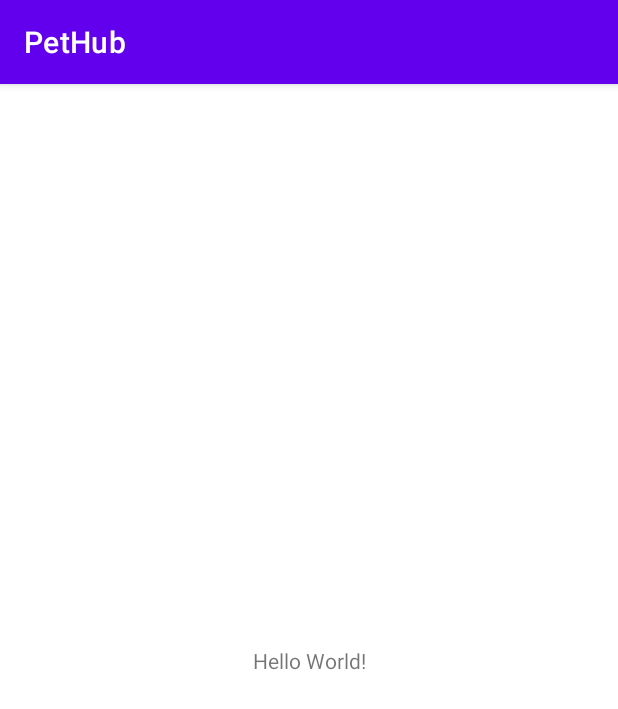
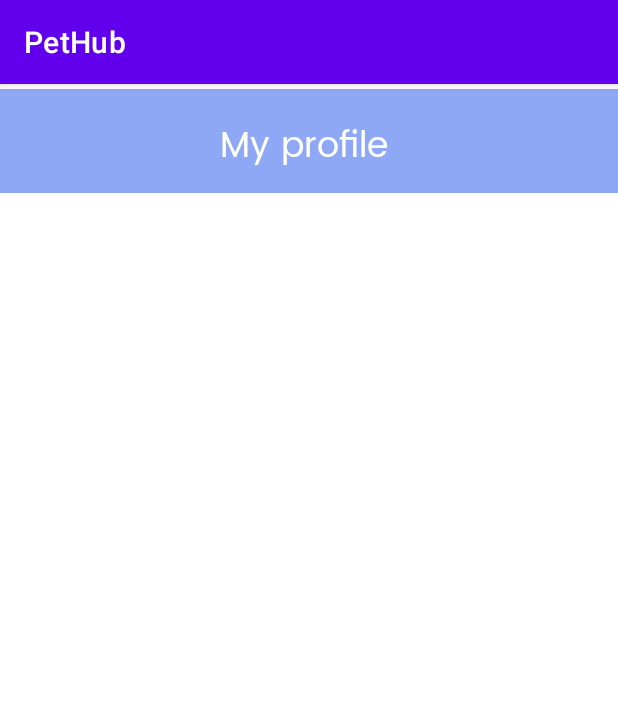
Before and after one commit to buddhiima/Pet-Care-Mobile-Application, an Android app: the screen it shows after launch (MainActivity), on a phone screen of 412 x 824 dp. Shown: the top 709 px of the screen. Run offline under Robolectric (Android 15) with nearby library versions, the phone set to English and light mode, and no system bars.

Commit message:
add the resource

```diff
--- a/app/src/main/res/layout/activity_main.xml
+++ b/app/src/main/res/layout/activity_main.xml
@@ -6,13 +6,28 @@
     android:layout_height="match_parent"
     tools:context=".MainActivity">
 
-    <TextView
+    <ImageView
+        android:id="@+id/imageView2"
         android:layout_width="wrap_content"
         android:layout_height="wrap_content"
-        android:text="Hello World!"
-        app:layout_constraintBottom_toBottomOf="parent"
-        app:layout_constraintLeft_toLeftOf="parent"
-        app:layout_constraintRight_toRightOf="parent"
+        app:srcCompat="@drawable/imageview"
+        tools:ignore="MissingConstraints"
+        tools:layout_editor_absoluteX="0dp"
+        tools:layout_editor_absoluteY="-6dp"
+        android:contentDescription="TODO" />
+    <TextView
+        android:id="@+id/textView2"
+        android:layout_width="119dp"
+        android:layout_height="32dp"
+        android:fontFamily="@font/poppins_regular"
+        android:text="My profile"
+        android:textColor="#ffff"
+        android:textSize="23dp"
+        app:layout_constraintBottom_toBottomOf="@+id/imageView2"
+        app:layout_constraintEnd_toEndOf="parent"
+        app:layout_constraintStart_toStartOf="@+id/imageView2"
         app:layout_constraintTop_toTopOf="parent" />
 
+
+
 </androidx.constraintlayout.widget.ConstraintLayout>
```
Also changed, not shown: app/src/main/res/font/poppins_regular.ttf (added), app/src/main/res/font/sf.ttf (added).
